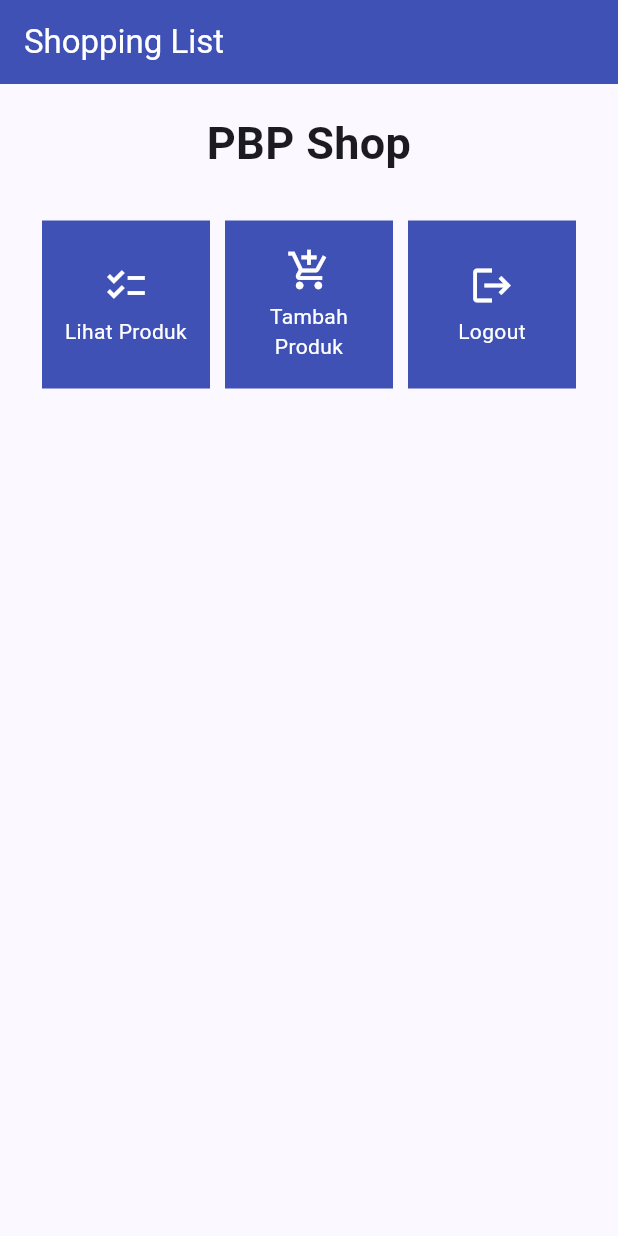
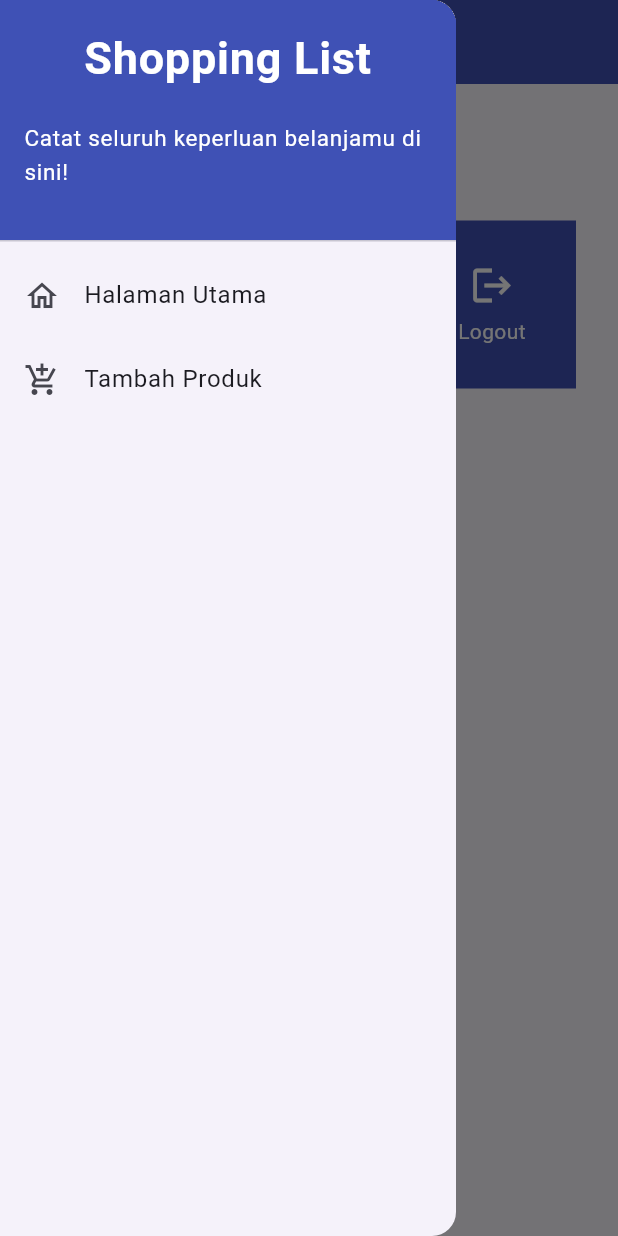
Before and after one commit to KirantiLoh/shopping-list-mobile, a Flutter app: the screen it shows after launch, with the side drawer open (before the commit the screen has no drawer), on a phone screen of 412 x 824 dp. Run offline on Flutter 3.47's test engine with Material 2 defaults, Android fonts, the phone set to English and light mode, and no system bars.

Commit message:
Kelar tutorial 7

```diff
--- a/lib/main.dart
+++ b/lib/main.dart
@@ -1,5 +1,5 @@
 import 'package:flutter/material.dart';
-import 'package:shopping_list_mobile/menu.dart';
+import 'package:shopping_list_mobile/screens/menu.dart';
 
 void main() {
   runApp(const MyApp());
--- a/lib/menu.dart
+++ b/lib/screens/menu.dart
@@ -1,11 +1,7 @@
 import 'package:flutter/material.dart';
-
-class ShopItem {
-  final String name;
-  final IconData icon;
-
-  ShopItem(this.name, this.icon);
-}
+import 'package:shopping_list_mobile/types/type.dart';
+import 'package:shopping_list_mobile/widgets/left_drawer.dart';
+import 'package:shopping_list_mobile/widgets/shop_card.dart';
 
 final List<ShopItem> items = [
   ShopItem("Lihat Produk", Icons.checklist),
@@ -24,6 +20,7 @@ class MyHomePage extends StatelessWidget {
         backgroundColor: Colors.indigo,
         foregroundColor: Colors.white,
       ),
+      drawer: const LeftDrawer(),
       body: SingleChildScrollView(
         child: Padding(
             padding: const EdgeInsets.all(8),
@@ -61,48 +58,3 @@ class MyHomePage extends StatelessWidget {
     );
   }
 }
-
-class ShopCard extends StatelessWidget {
-  final ShopItem item;
-
-  const ShopCard(this.item, {super.key}); // Constructor
-
-  @override
-  Widget build(BuildContext context) {
-    return Material(
-      color: Colors.indigo,
-      child: InkWell(
-        // Area responsive terhadap sentuhan
-        onTap: () {
-          // Memunculkan SnackBar ketika diklik
-          ScaffoldMessenger.of(context)
-            ..hideCurrentSnackBar()
-            ..showSnackBar(SnackBar(
-                content: Text("Kamu telah menekan tombol ${item.name}!")));
-        },
-        child: Container(
-          // Container untuk menyimpan Icon dan Text
-          padding: const EdgeInsets.all(8),
-          child: Center(
-            child: Column(
-              mainAxisAlignment: MainAxisAlignment.center,
-              children: [
-                Icon(
-                  item.icon,
-                  color: Colors.white,
-                  size: 30.0,
-                ),
-                const Padding(padding: EdgeInsets.all(3)),
-                Text(
-                  item.name,
-                  textAlign: TextAlign.center,
-                  style: const TextStyle(color: Colors.white),
-                ),
-              ],
-            ),
-          ),
-        ),
-      ),
-    );
-  }
-}
--- /dev/null
+++ b/lib/widgets/left_drawer.dart
@@ -0,0 +1,73 @@
+import 'package:flutter/material.dart';
+import 'package:shopping_list_mobile/screens/shoplist_form.dart';
+import 'package:shopping_list_mobile/screens/menu.dart';
+
+class LeftDrawer extends StatelessWidget {
+  const LeftDrawer({super.key});
+
+  @override
+  Widget build(BuildContext context) {
+    return Drawer(
+      child: ListView(
+        children: [
+          const DrawerHeader(
+            decoration: BoxDecoration(
+              color: Colors.indigo,
+            ),
+            child: Column(
+              children: [
+                Text(
+                  'Shopping List',
+                  textAlign: TextAlign.center,
+                  style: TextStyle(
+                    fontSize: 30,
+                    fontWeight: FontWeight.bold,
+                    color: Colors.white,
+                  ),
+                ),
+                Padding(padding: EdgeInsets.all(10)),
+                Text(
+                  "Catat seluruh keperluan belanjamu di sini!",
+                  // TODO: Tambahkan gaya teks dengan center alignment, font ukuran 15, warna putih, dan weight biasa
+                  style: TextStyle(
+                    fontSize: 15,
+                    fontWeight: FontWeight.normal,
+                    color: Colors.white,
+                  ),
+                ),
+              ],
+            ),
+          ),
+          ListTile(
+            leading: const Icon(Icons.home_outlined),
+            title: const Text('Halaman Utama'),
+            // Bagian redirection ke MyHomePage
+            onTap: () {
+              Navigator.pushReplacement(
+                  context,
+                  MaterialPageRoute(
+                    builder: (context) => const MyHomePage(),
+                  ));
+            },
+          ),
+          ListTile(
+            leading: const Icon(Icons.add_shopping_cart),
+            title: const Text('Tambah Produk'),
+            // Bagian redirection ke ShopFormPage
+            onTap: () {
+              /*
+    TODO: Buatlah routing ke ShopFormPage di sini,
+    setelah halaman ShopFormPage sudah dibuat.
+    */
+              Navigator.pushReplacement(
+                  context,
+                  MaterialPageRoute(
+                    builder: (context) => const ShopFormPage(),
+                  ));
+            },
+          ),
+        ],
+      ),
+    );
+  }
+}
--- /dev/null
+++ b/lib/widgets/shop_card.dart
@@ -0,0 +1,58 @@
+import 'package:flutter/material.dart';
+import 'package:shopping_list_mobile/shoplist_form.dart';
+import 'package:shopping_list_mobile/types/type.dart';
+
+class ShopCard extends StatelessWidget {
+  final ShopItem item;
+
+  const ShopCard(this.item, {super.key}); // Constructor
+
+  @override
+  Widget build(BuildContext context) {
+    return Material(
+      color: Colors.indigo,
+      child: InkWell(
+        // Area responsive terhadap sentuhan
+        onTap: () {
+          // Memunculkan SnackBar ketika diklik
+          ScaffoldMessenger.of(context)
+            ..hideCurrentSnackBar()
+            ..showSnackBar(SnackBar(
+                content: Text("Kamu telah menekan tombol ${item.name}!")));
+
+          // Navigate ke route yang sesuai (tergantung jenis tombol)
+          if (item.name == "Tambah Produk") {
+            // TODO: Gunakan Navigator.push untuk melakukan navigasi ke MaterialPageRoute yang mencakup ShopFormPage.
+            Navigator.pushReplacement(
+                context,
+                MaterialPageRoute(
+                  builder: (context) => const ShopFormPage(),
+                ));
+          }
+        },
+        child: Container(
+          // Container untuk menyimpan Icon dan Text
+          padding: const EdgeInsets.all(8),
+          child: Center(
+            child: Column(
+              mainAxisAlignment: MainAxisAlignment.center,
+              children: [
+                Icon(
+                  item.icon,
+                  color: Colors.white,
+                  size: 30.0,
+                ),
+                const Padding(padding: EdgeInsets.all(3)),
+                Text(
+                  item.name,
+                  textAlign: TextAlign.center,
+                  style: const TextStyle(color: Colors.white),
+                ),
+              ],
+            ),
+          ),
+        ),
+      ),
+    );
+  }
+}
```
Also changed, not shown: lib/screens/shoplist_form.dart (added, +161 -0 lines), lib/types/type.dart (added, +8 -0 lines).
